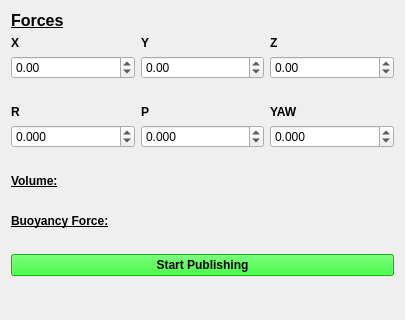
osu-uwrt/mercury_gui, file mercury_rviz/mercury_rviz/src/FeedforwardPanel.ui: the form before one commit; both pictures show x 0 to 405 and y 0 to 320 of the 405 by 581 pixel window.
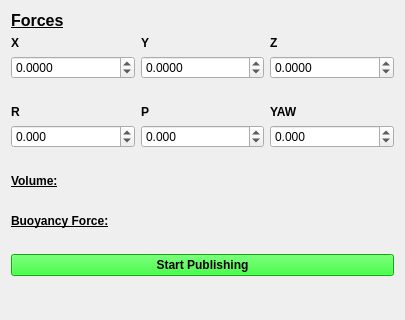
The form after the commit.

Commit message: feedforward panel update

```diff
--- a/mercury_rviz/mercury_rviz/src/FeedforwardPanel.ui
+++ b/mercury_rviz/mercury_rviz/src/FeedforwardPanel.ui
@@ -147,6 +147,9 @@
          <kerning>true</kerning>
         </font>
        </property>
+       <property name="decimals">
+        <number>4</number>
+       </property>
        <property name="minimum">
         <double>-25.000000000000000</double>
        </property>
@@ -193,6 +196,9 @@
      </item>
      <item row="2" column="1">
       <widget class="QDoubleSpinBox" name="YdoubleSpinBox">
+       <property name="decimals">
+        <number>4</number>
+       </property>
        <property name="minimum">
         <double>-25.000000000000000</double>
        </property>
@@ -239,6 +245,9 @@
      </item>
      <item row="2" column="2">
       <widget class="QDoubleSpinBox" name="ZdoubleSpinBox">
+       <property name="decimals">
+        <number>4</number>
+       </property>
        <property name="minimum">
         <double>-25.000000000000000</double>
        </property>
```
